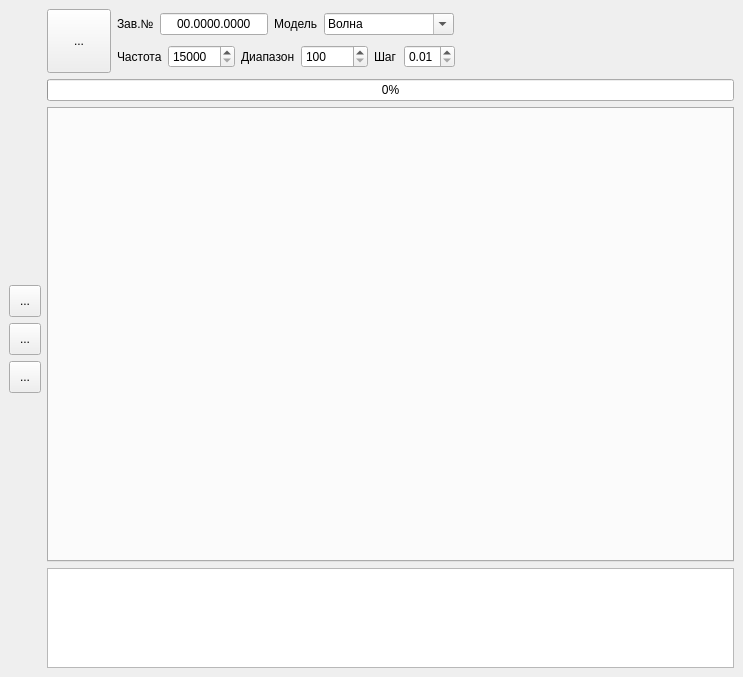
Old version of the form src/usonicapp/forms/mainwindow.ui in the repository Kneshal/usonicApp.
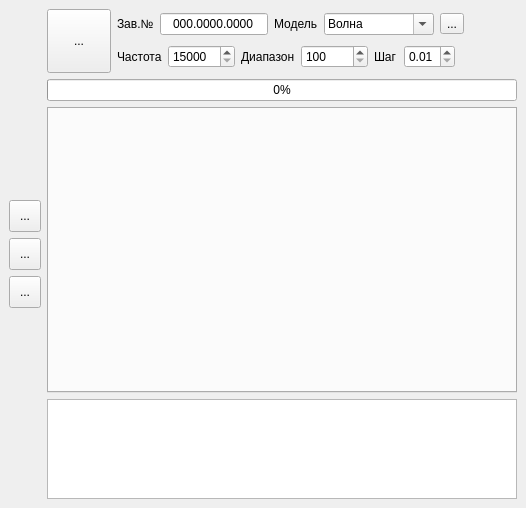
New version of the form. Icons and pictures are not drawn.

Patch:
```diff
--- a/src/usonicapp/forms/mainwindow.ui
+++ b/src/usonicapp/forms/mainwindow.ui
@@ -6,10 +6,16 @@
    <rect>
     <x>0</x>
     <y>0</y>
-    <width>743</width>
-    <height>677</height>
+    <width>526</width>
+    <height>508</height>
    </rect>
   </property>
+  <property name="sizePolicy">
+   <sizepolicy hsizetype="Preferred" vsizetype="Preferred">
+    <horstretch>0</horstretch>
+    <verstretch>0</verstretch>
+   </sizepolicy>
+  </property>
   <property name="windowTitle">
    <string>MainWindow</string>
   </property>
@@ -197,10 +203,10 @@
                </sizepolicy>
               </property>
               <property name="inputMask">
-               <string>00.0000.0000</string>
+               <string>000.0000.0000</string>
               </property>
               <property name="text">
-               <string>00.0000.0000</string>
+               <string>000.0000.0000</string>
               </property>
               <property name="maxLength">
                <number>12</number>
@@ -221,7 +227,7 @@
              <widget class="QComboBox" name="model_combobox">
               <property name="minimumSize">
                <size>
-                <width>130</width>
+                <width>110</width>
                 <height>0</height>
                </size>
               </property>
@@ -255,6 +261,22 @@
               </item>
              </widget>
             </item>
+            <item>
+             <widget class="QToolButton" name="select_button">
+              <property name="text">
+               <string>...</string>
+              </property>
+              <property name="iconSize">
+               <size>
+                <width>20</width>
+                <height>20</height>
+               </size>
+              </property>
+              <property name="autoRaise">
+               <bool>false</bool>
+              </property>
+             </widget>
+            </item>
             <item>
              <spacer name="horizontalSpacer_2">
               <property name="orientation">
```
Left out of the diff: 2 changed lines with no effect on the pictures.
